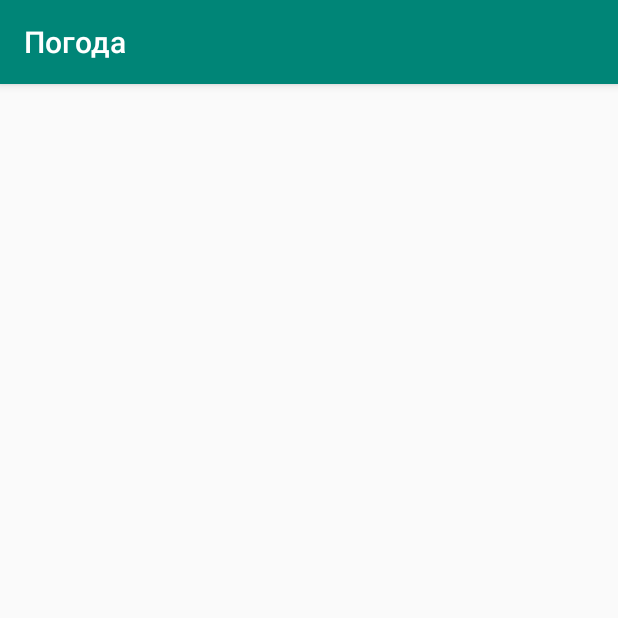
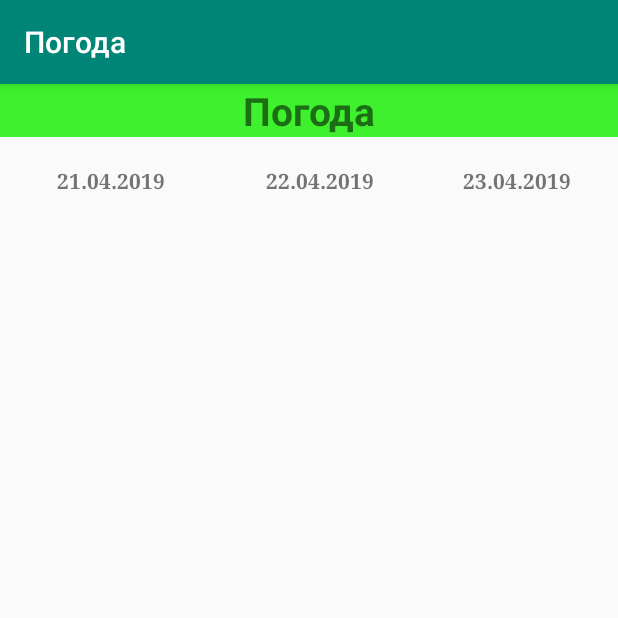
Before and after one commit to Yurok86RUS/Android_1, an Android app: the screen it shows after launch (MainActivity), on a phone screen of 412 x 824 dp, the top half of it. Run offline under Robolectric (Android 15) with nearby library versions, the phone set to English and light mode, and no system bars.

Commit message:
create head and line date

```diff
--- a/HW_2_20190420/app/src/main/java/com/yur0k/weather/MainActivity.java
+++ b/HW_2_20190420/app/src/main/java/com/yur0k/weather/MainActivity.java
@@ -3,6 +3,7 @@ package com.yur0k.weather;
 import android.support.v7.app.AppCompatActivity;
 import android.os.Bundle;
 import android.util.Log;
+import android.widget.ImageView;
 
 public class MainActivity extends AppCompatActivity {
 
@@ -11,6 +12,8 @@ public class MainActivity extends AppCompatActivity {
         Logs("onCreate");
         super.onCreate(savedInstanceState);
         setContentView(R.layout.activity_main);
+        ImageView imageView = new ImageView(this);
+        imageView.setImageResource(R.drawable.rain);
     }
 
     @Override
--- a/HW_2_20190420/app/src/main/res/layout/activity_main.xml
+++ b/HW_2_20190420/app/src/main/res/layout/activity_main.xml
@@ -1,35 +1,77 @@
 <?xml version="1.0" encoding="utf-8"?>
 <android.support.constraint.ConstraintLayout xmlns:android="http://schemas.android.com/apk/res/android"
-    xmlns:app="http://schemas.android.com/apk/res-auto"
     xmlns:tools="http://schemas.android.com/tools"
     android:layout_width="match_parent"
     android:layout_height="match_parent"
     tools:context=".MainActivity">
 
-    <ImageView
-        android:id="@+id/imageView"
-        android:layout_width="wrap_content"
-        android:layout_height="wrap_content"
-        tools:ignore="MissingConstraints"
-        tools:layout_editor_absoluteX="116dp"
-        tools:layout_editor_absoluteY="61dp"
-        tools:srcCompat="@drawable/snow" />
+    <TableLayout
+        android:id="@+id/tableLayout1"
+        android:layout_width="match_parent"
+        android:layout_height="match_parent"
+        android:shrinkColumns="*"
+        android:stretchColumns="*" >
 
-    <ImageView
-        android:id="@+id/imageView3"
-        android:layout_width="wrap_content"
-        android:layout_height="wrap_content"
-        tools:ignore="MissingConstraints"
-        tools:layout_editor_absoluteX="216dp"
-        tools:layout_editor_absoluteY="61dp"
-        tools:srcCompat="@drawable/rain" />
+        <TableRow
+            android:id="@+id/tabRow0"
+            android:background="@color/colorBackground"
+            android:layout_width="match_parent"
+            android:layout_height="match_parent"
+            android:gravity="center_horizontal" >
+                <TextView
+                    android:id="@+id/textView0"
+                    android:layout_height="match_parent"
+                    android:layout_width="match_parent"
+                    android:gravity="center"
+                    android:textSize="26dp"
+                    android:textStyle="bold"
+                    android:text="@string/app_name"/>
+        </TableRow>
 
-    <ImageView
-        android:id="@+id/imageView2"
-        android:layout_width="wrap_content"
-        android:layout_height="wrap_content"
-        tools:ignore="MissingConstraints"
-        tools:layout_editor_absoluteX="16dp"
-        tools:layout_editor_absoluteY="61dp"
-        tools:srcCompat="@drawable/sun" />
+        <TableRow>
+            android:layout_width="match_parent"
+            android:layout_height="match_parent">
+            <TextView
+                android:id="@+id/textViewNull"
+                android:text="">
+            </TextView>
+        </TableRow>
+
+        <TableRow
+            android:layout_width="match_parent"
+            android:layout_height="match_parent" >
+
+            <TextView
+                android:id="@+id/TextView04"
+                android:text="21.04.2019"
+                android:gravity="center"
+                android:textStyle="bold"
+                android:typeface="serif" >
+            </TextView>
+
+            <TextView
+                android:id="@+id/TextView03"
+                android:text="22.04.2019"
+                android:gravity="center"
+                android:textStyle="bold"
+                android:typeface="serif" >
+            </TextView>
+
+            <TextView
+                android:id="@+id/TextView02"
+                android:text="23.04.2019"
+                android:gravity="center"
+                android:textStyle="bold"
+                android:typeface="serif" >
+            </TextView>
+        </TableRow>
+
+        <TableRow
+            android:layout_width="match_parent"
+            android:layout_height="match_parent" />
+
+        <TableRow
+            android:layout_width="match_parent"
+            android:layout_height="match_parent" />
+    </TableLayout>
 </android.support.constraint.ConstraintLayout>
--- a/HW_2_20190420/app/src/main/res/values/colors.xml
+++ b/HW_2_20190420/app/src/main/res/values/colors.xml
@@ -3,4 +3,5 @@
     <color name="colorPrimary">#008577</color>
     <color name="colorPrimaryDark">#00574B</color>
     <color name="colorAccent">#D81B60</color>
+    <color name="colorBackground">#3ef02d</color>
 </resources>
```
